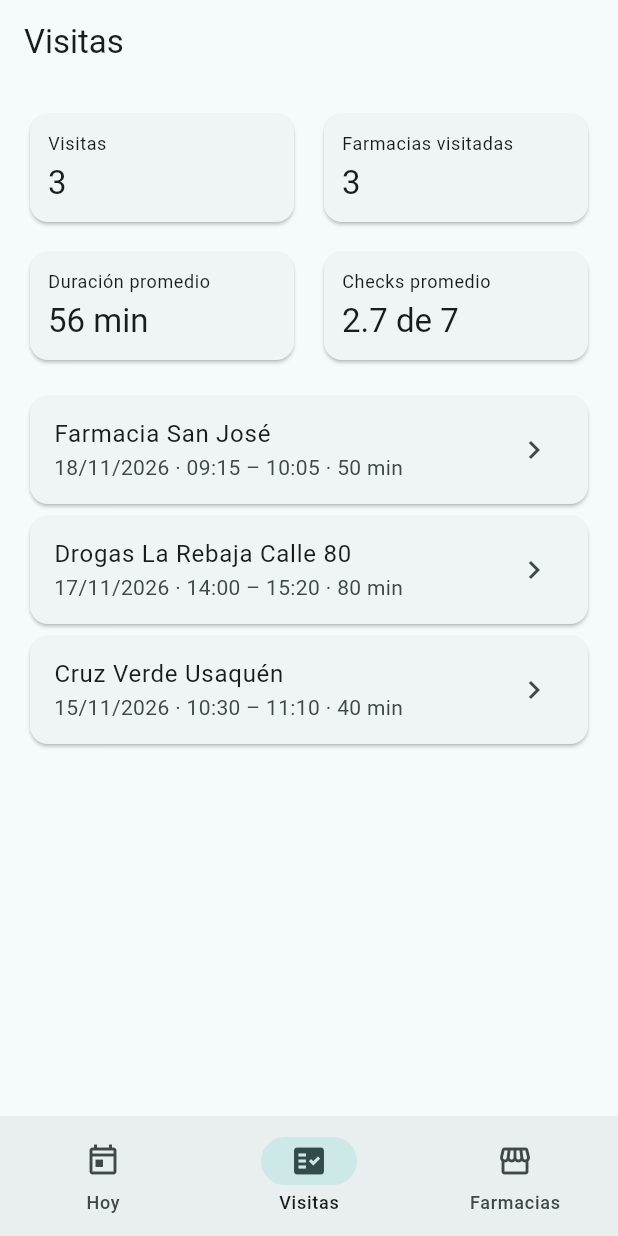
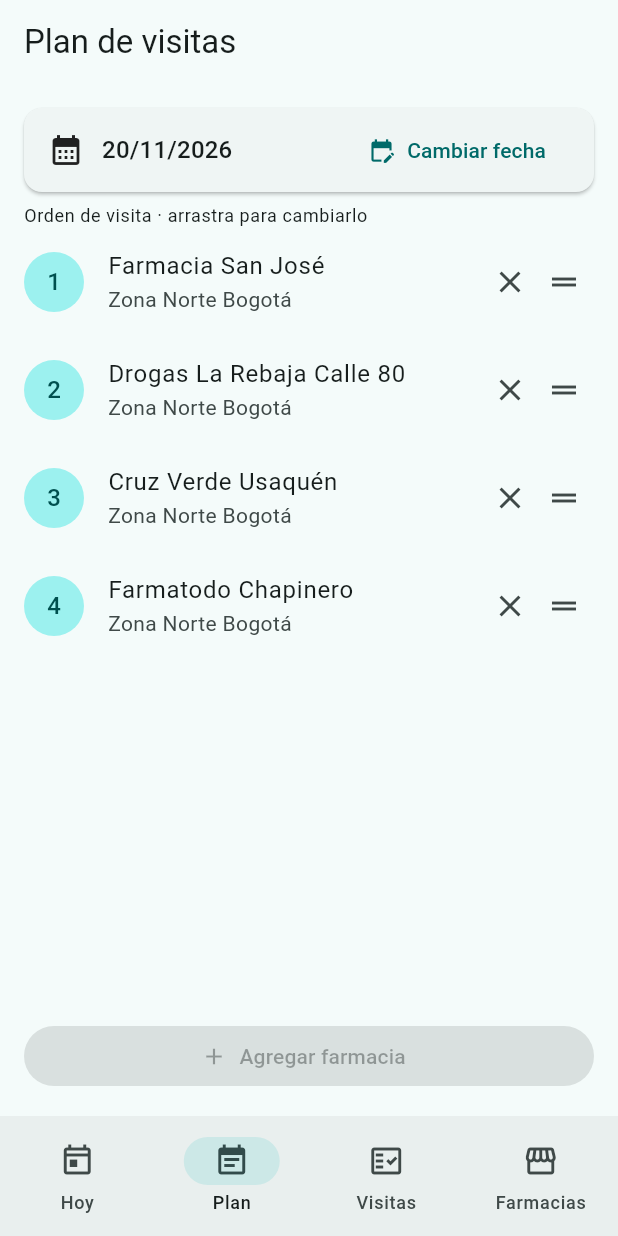
Before and after one commit to MartinEduardoContreras/transferencista, a Flutter app: the screen it shows after launch, item 2 of the bottom bar chosen, on a phone screen of 412 x 824 dp. Run offline on Flutter 3.47's test engine with Material 3 defaults, Android fonts, the phone set to English and light mode, and no system bars; our stand-ins replace geolocator, material_ui.

Commit message:
Agrega plan de visitas y visitas agrupadas por fecha
Pestana Plan para elegir fecha y ordenar las farmacias del dia. Hoy
muestra el plan del dia. El check-in es la unica opcion al iniciar la
visita; la validacion aparece despues. Las visitas se agrupan por fecha
en grupos colapsables.

Co-Authored-By: Claude Haiku 5.5 <noreply@anthropic.com>

```diff
--- a/lib/data/app_repository.dart
+++ b/lib/data/app_repository.dart
@@ -4,15 +4,23 @@ import '../models/pharmacy.dart';
 import '../models/visit.dart';
 import 'seed_data.dart';
 
-/// Repositorio en memoria. Notifica a la UI cuando cambian farmacias o visitas.
+/// Inicio del día (00:00 local) para usarlo como clave de fecha.
+DateTime startOfDay(DateTime date) => DateTime(date.year, date.month, date.day);
+
+/// Repositorio en memoria. Notifica a la UI cuando cambian farmacias, visitas o planes.
 /// En fases posteriores se reemplazará por base de datos local (offline) y sincronización.
 class AppRepository extends ChangeNotifier {
   AppRepository({
     required List<Pharmacy> pharmacies,
     required this.portfolio,
     List<Visit> visits = const [],
+    Map<DateTime, List<String>> plans = const {},
   })  : _pharmacies = List.of(pharmacies),
-        _visits = List.of(visits);
+        _visits = List.of(visits),
+        _plans = {
+          for (final entry in plans.entries)
+            startOfDay(entry.key): List.of(entry.value),
+        };
 
   factory AppRepository.seeded({DateTime? now}) {
     final clock = now ?? DateTime.now();
@@ -20,11 +28,15 @@ class AppRepository extends ChangeNotifier {
       pharmacies: seedPharmacies,
       portfolio: seedPortfolio,
       visits: buildSeedVisits(clock),
+      plans: buildSeedPlans(clock),
     );
   }
 
   final List<Pharmacy> _pharmacies;
   final List<Visit> _visits;
+
+  /// Plan de visitas por día: lista de ids de farmacia en orden de visita.
+  final Map<DateTime, List<String>> _plans;
 
   /// Productos del laboratorio que se revisan en inventario y activación.
   final List<String> portfolio;
@@ -35,7 +47,7 @@ class AppRepository extends ChangeNotifier {
     return List.unmodifiable(sorted);
   }
 
-  /// Ruta del día ordenada por prioridad.
+  /// Todas las farmacias por prioridad (1 = más alta).
   List<Pharmacy> get route {
     final sorted = List.of(_pharmacies)
       ..sort((a, b) => a.priority.compareTo(b.priority));
@@ -47,6 +59,31 @@ class AppRepository extends ChangeNotifier {
     final sorted = List.of(_visits)
       ..sort((a, b) => b.arrival.compareTo(a.arrival));
     return List.unmodifiable(sorted);
+  }
+
+  /// Ids de farmacias planeadas para [day], en orden de visita.
+  List<String> planIds(DateTime day) =>
+      List.unmodifiable(_plans[startOfDay(day)] ?? const <String>[]);
+
+  /// Farmacias planeadas para [day], en orden de visita.
+  List<Pharmacy> planFor(DateTime day) {
+    final result = <Pharmacy>[];
+    for (final id in planIds(day)) {
+      final pharmacy = pharmacyById(id);
+      if (pharmacy != null) result.add(pharmacy);
+    }
+    return result;
+  }
+
+  /// Reemplaza el plan de [day] con los ids dados, en ese orden.
+  void setPlan(DateTime day, List<String> pharmacyIds) {
+    final key = startOfDay(day);
+    if (pharmacyIds.isEmpty) {
+      _plans.remove(key);
+    } else {
+      _plans[key] = List.of(pharmacyIds);
+    }
+    notifyListeners();
   }
 
   Pharmacy? pharmacyById(String id) {
--- a/lib/data/seed_data.dart
+++ b/lib/data/seed_data.dart
@@ -64,6 +64,16 @@ const seedPharmacies = <Pharmacy>[
   ),
 ];
 
+/// Plan de ejemplo para hoy, con las cuatro farmacias en orden de visita.
+Map<DateTime, List<String>> buildSeedPlans(DateTime now) => {
+      DateTime(now.year, now.month, now.day): const [
+        'ph-001',
+        'ph-002',
+        'ph-003',
+        'ph-004',
+      ],
+    };
+
 /// Visitas de ejemplo en días anteriores, para que la pantalla de visitas
 /// tenga datos. Se generan respecto a [now] para no marcar la ruta de hoy.
 List<Visit> buildSeedVisits(DateTime now) {
--- a/lib/screens/app_shell.dart
+++ b/lib/screens/app_shell.dart
@@ -4,9 +4,10 @@ import '../data/app_repository.dart';
 import '../services/location_service.dart';
 import 'home_screen.dart';
 import 'pharmacies_screen.dart';
+import 'plan_screen.dart';
 import 'visits_screen.dart';
 
-/// Contenedor principal con la navegación inferior: Hoy, Visitas y Farmacias.
+/// Contenedor principal con la navegación inferior: Hoy, Plan, Visitas y Farmacias.
 class AppShell extends StatefulWidget {
   const AppShell({
     super.key,
@@ -34,6 +35,7 @@ class _AppShellState extends State<AppShell> {
             repository: widget.repository,
             locationService: widget.locationService,
           ),
+          PlanScreen(repository: widget.repository),
           VisitsScreen(repository: widget.repository),
           PharmaciesScreen(
             repository: widget.repository,
@@ -51,6 +53,11 @@ class _AppShellState extends State<AppShell> {
             label: 'Hoy',
           ),
           NavigationDestination(
+            icon: Icon(Icons.event_note_outlined),
+            selectedIcon: Icon(Icons.event_note),
+            label: 'Plan',
+          ),
+          NavigationDestination(
             icon: Icon(Icons.fact_check_outlined),
             selectedIcon: Icon(Icons.fact_check),
             label: 'Visitas',
--- /dev/null
+++ b/lib/screens/plan_screen.dart
@@ -0,0 +1,165 @@
+import 'package:material_ui/material_ui.dart';
+
+import '../data/app_repository.dart';
+import '../models/pharmacy.dart';
+import '../utils/format.dart';
+
+/// Plan de visitas: elige una fecha y ordena las farmacias en el orden de visita.
+/// Los cambios se guardan al momento.
+class PlanScreen extends StatefulWidget {
+  const PlanScreen({super.key, required this.repository});
+
+  final AppRepository repository;
+
+  @override
+  State<PlanScreen> createState() => _PlanScreenState();
+}
+
+class _PlanScreenState extends State<PlanScreen> {
+  late DateTime _day = startOfDay(DateTime.now());
+
+  Future<void> _pickDate() async {
+    final now = DateTime.now();
+    final picked = await showDatePicker(
+      context: context,
+      initialDate: _day,
+      firstDate: DateTime(now.year - 1),
+      lastDate: DateTime(now.year + 2),
+    );
+    if (picked != null) setState(() => _day = startOfDay(picked));
+  }
+
+  Future<void> _addPharmacy(List<String> currentIds) async {
+    final available = widget.repository.pharmacies
+        .where((p) => !currentIds.contains(p.id))
+        .toList();
+    final picked = await showModalBottomSheet<Pharmacy>(
+      context: context,
+      builder: (sheetContext) => SafeArea(
+        child: ListView(
+          shrinkWrap: true,
+          children: [
+            for (final pharmacy in available)
+              ListTile(
+                title: Text(pharmacy.name),
+                subtitle: Text(pharmacy.zone),
+                onTap: () => Navigator.of(sheetContext).pop(pharmacy),
+              ),
+          ],
+        ),
+      ),
+    );
+    if (picked != null) {
+      widget.repository.setPlan(_day, [...currentIds, picked.id]);
+    }
+  }
+
+  @override
+  Widget build(BuildContext context) {
+    final repo = widget.repository;
+    return ListenableBuilder(
+      listenable: repo,
+      builder: (context, _) {
+        final ids = repo.planIds(_day);
+        final planned = repo.planFor(_day);
+        final hasAvailable = repo.pharmacies.any((p) => !ids.contains(p.id));
+
+        return Scaffold(
+          appBar: AppBar(title: const Text('Plan de visitas')),
+          body: Column(
+            children: [
+              Card(
+                margin: const EdgeInsets.fromLTRB(16, 16, 16, 8),
+                child: Padding(
+                  padding: const EdgeInsets.symmetric(horizontal: 16, vertical: 4),
+                  child: Row(
+                    children: [
+                      const Icon(Icons.calendar_month),
+                      const SizedBox(width: 12),
+                      Expanded(
+                        child: Text(
+                          formatDate(_day),
+                          style: Theme.of(context).textTheme.titleMedium,
+                        ),
+                      ),
+                      TextButton.icon(
+                        onPressed: _pickDate,
+                        icon: const Icon(Icons.edit_calendar),
+                        label: const Text('Cambiar fecha'),
+                      ),
+                    ],
+                  ),
+                ),
+              ),
+              Padding(
+                padding: const EdgeInsets.symmetric(horizontal: 16),
+                child: Align(
+                  alignment: Alignment.centerLeft,
+                  child: Text(
+                    'Orden de visita · arrastra para cambiarlo',
+                    style: Theme.of(context).textTheme.bodySmall,
+                  ),
+                ),
+              ),
+              Expanded(
+                child: planned.isEmpty
+                    ? const Center(
+                        child: Padding(
+                          padding: EdgeInsets.all(24),
+                          child: Text(
+                            'No hay farmacias planeadas para este día. '
+                            'Agrega una con el botón de abajo.',
+                            textAlign: TextAlign.center,
+                          ),
+                        ),
+                      )
+                    : ReorderableListView(
+                        onReorderItem: (oldIndex, newIndex) {
+                          final updated = [...ids];
+                          final moved = updated.removeAt(oldIndex);
+                          updated.insert(newIndex, moved);
+                          repo.setPlan(_day, updated);
+                        },
+                        children: [
+                          for (var i = 0; i < planned.length; i++)
+                            ListTile(
+                              key: ValueKey(planned[i].id),
+                              leading: CircleAvatar(child: Text('${i + 1}')),
+                              title: Text(planned[i].name),
+                              subtitle: Text(planned[i].zone),
+                              trailing: Row(
+                                mainAxisSize: MainAxisSize.min,
+                                children: [
+                                  IconButton(
+                                    tooltip: 'Quitar del plan',
+                                    icon: const Icon(Icons.close),
+                                    onPressed: () => repo.setPlan(
+                                      _day,
+                                      [...ids]..remove(planned[i].id),
+                                    ),
+                                  ),
+                                  const Icon(Icons.drag_handle),
+                                ],
+                              ),
+                            ),
+                        ],
+                      ),
+              ),
+              Padding(
+                padding: const EdgeInsets.all(16),
+                child: SizedBox(
+                  width: double.infinity,
+                  child: FilledButton.icon(
+                    onPressed: hasAvailable ? () => _addPharmacy(ids) : null,
+                    icon: const Icon(Icons.add),
+                    label: const Text('Agregar farmacia'),
+                  ),
+                ),
+              ),
+            ],
+          ),
+        );
+      },
+    );
+  }
+}
```
Also changed, not shown: lib/screens/home_screen.dart (+15 -14 lines), lib/screens/visit_screen.dart (+9 -4 lines), lib/screens/visits_screen.dart (+25 -4 lines), 1 other file.
